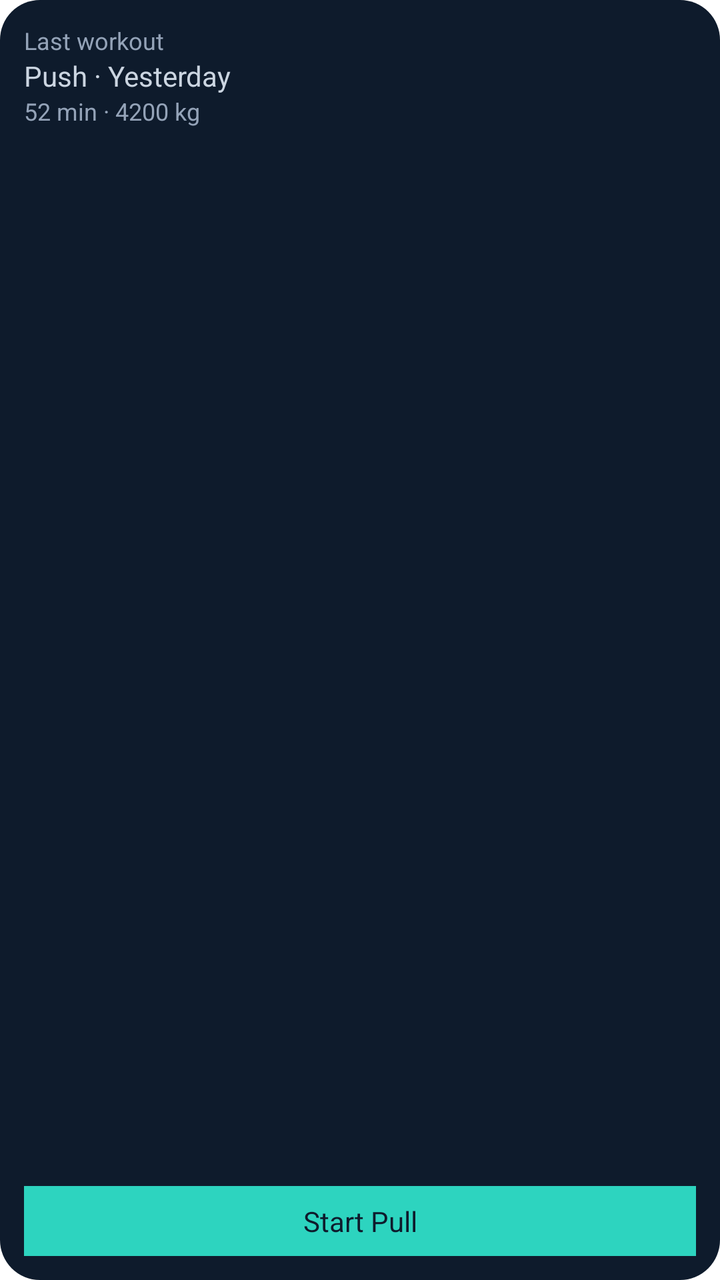
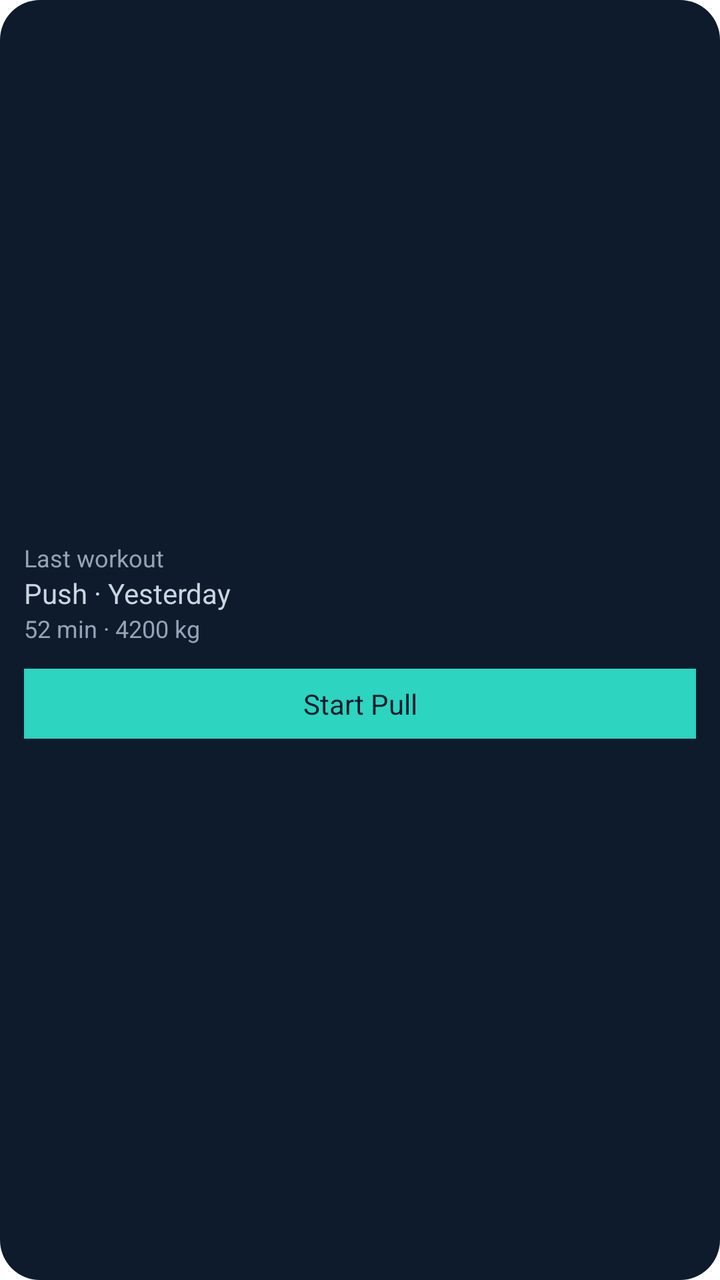

The first picture is an Android layout as it rendered before a commit; the second is the same layout after the commit. The layout source and the unified diff follow.
<!-- AndroidManifest.xml: fallback theme Theme.MaterialComponents.DayNight.NoActionBar -->
<!-- res/layout/widget_preview.xml -->
<?xml version="1.0" encoding="utf-8"?>
<LinearLayout xmlns:android="http://schemas.android.com/apk/res/android"
    android:layout_width="match_parent"
    android:layout_height="match_parent"
    android:background="@drawable/widget_preview_background"
    android:orientation="vertical"
    android:padding="12dp">

    <TextView
        android:layout_width="wrap_content"
        android:layout_height="wrap_content"
        android:text="@string/widget_last_workout"
        android:textColor="#94A3B8"
        android:textSize="12sp" />

    <TextView
        android:layout_width="wrap_content"
        android:layout_height="wrap_content"
        android:text="@string/widget_preview_subtitle"
        android:textColor="#CBD5E1"
        android:textSize="14sp" />

    <TextView
        android:layout_width="wrap_content"
        android:layout_height="wrap_content"
        android:text="@string/widget_preview_summary"
        android:textColor="#94A3B8"
        android:textSize="12sp" />

    
    <FrameLayout
        android:layout_width="match_parent"
        android:layout_height="0dp"
        android:layout_weight="1" />

    <TextView
        android:layout_width="match_parent"
        android:layout_height="wrap_content"
        android:background="#2DD4BF"
        android:gravity="center"
        android:padding="8dp"
        android:text="@string/widget_preview_button"
        android:textColor="#0E1B2C"
        android:textSize="14sp" />
</LinearLayout>
<!-- resources referenced by this layout -->
<resources>
  <!-- drawable widget_preview_background (drawable) -->
  <?xml version="1.0" encoding="utf-8"?>
  <shape xmlns:android="http://schemas.android.com/apk/res/android">
      <solid android:color="#0E1B2C" />
      <corners android:radius="20dp" />
  </shape>
  <string name="widget_last_workout">Last workout</string>
  <string name="widget_preview_button">Start Pull</string>
  <string name="widget_preview_subtitle">Push · Yesterday</string>
  <string name="widget_preview_summary">52 min · 4200 kg</string>
</resources>

<!-- the commit's change to res/layout/widget_preview.xml (unified diff, before → after) -->
@@ -3,6 +3,7 @@
     android:layout_width="match_parent"
     android:layout_height="match_parent"
     android:background="@drawable/widget_preview_background"
+    android:gravity="center_vertical"
     android:orientation="vertical"
     android:padding="12dp">
 
@@ -30,8 +31,7 @@
     
     <FrameLayout
         android:layout_width="match_parent"
-        android:layout_height="0dp"
-        android:layout_weight="1" />
+        android:layout_height="12dp" />
 
     <TextView
         android:layout_width="match_parent"
